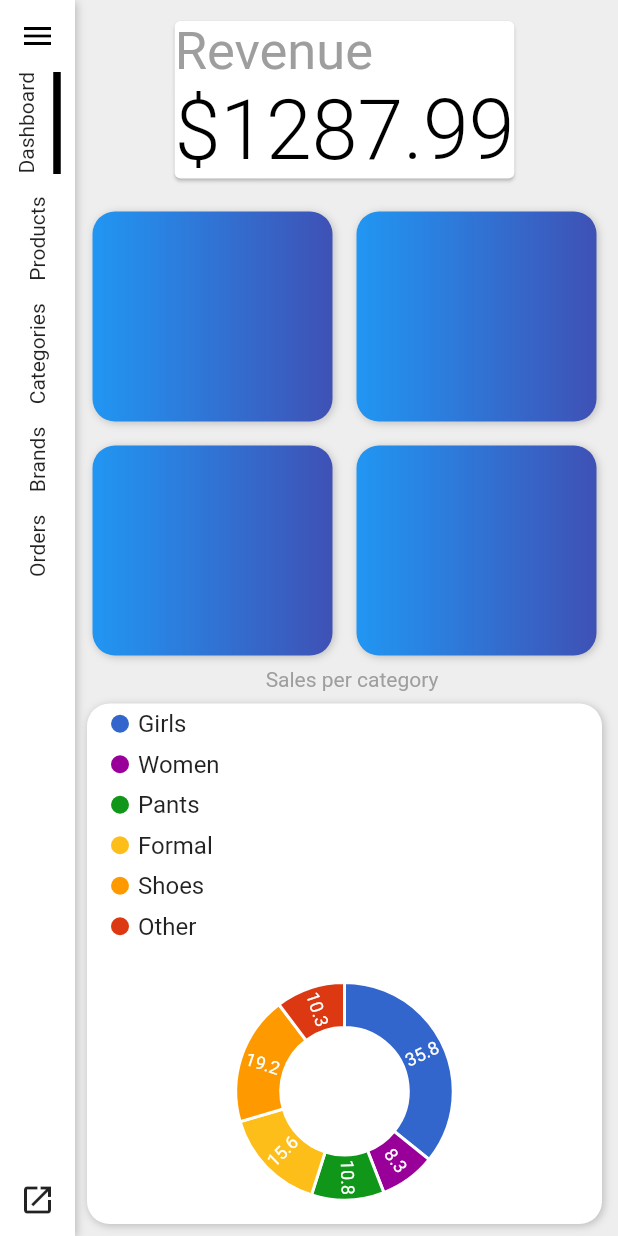
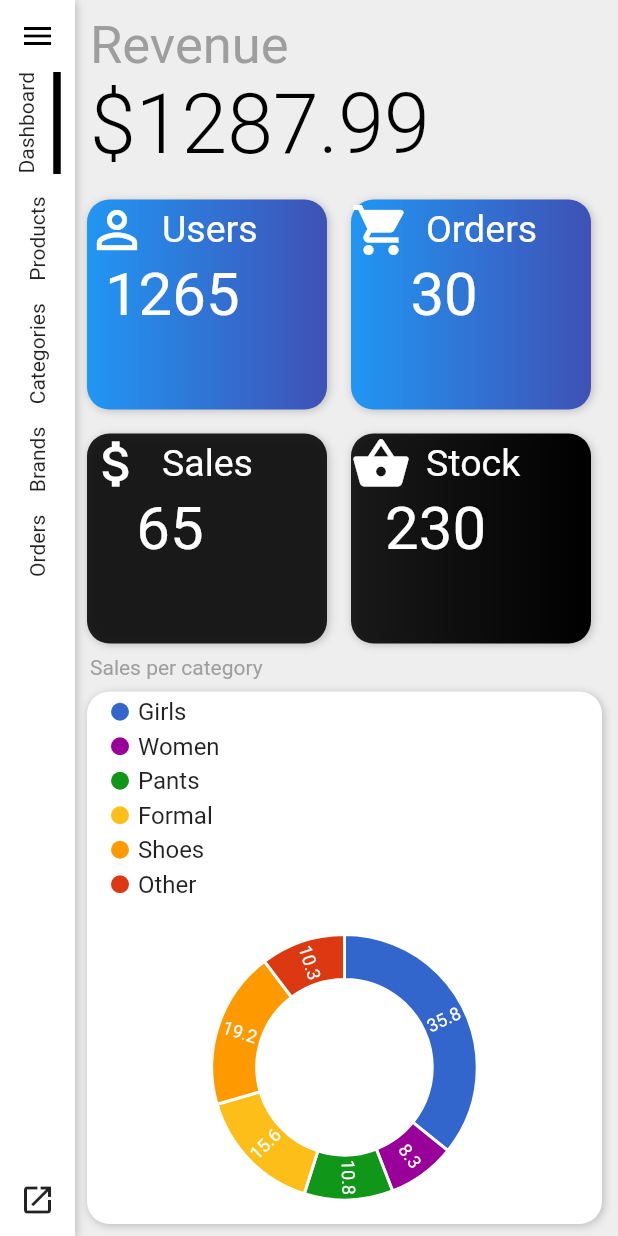
Before and after one commit to Arnoldmn/marcheapp_admi, a Flutter app: the screen it shows after launch, on a phone screen of 412 x 824 dp. Run offline on Flutter 3.47's test engine with Material 2 defaults, Android fonts, the phone set to English and light mode, and no system bars; our stand-ins replace charts_flutter, cloud_firestore, firebase_auth, firebase_storage, flutter_typeahead, fluttertoast and 2 more; missing offline and left inert: dart:ffi; accounts and stored records are empty.

Commit message:
Code refactoring

```diff
--- a/lib/screens/dashboard.dart
+++ b/lib/screens/dashboard.dart
@@ -14,7 +14,7 @@ class _DashboardState extends State<Dashboard> {
   List<charts.Series<Task, String>> _seriesPieData;
 
   _getData() {
-    var piedata = [
+    var pieData = [
       new Task('Girls', 35.8, Color(0xff3366cc)),
       new Task('Women', 8.3, Color(0xff990099)),
       new Task('Pants', 10.8, Color(0xff109618)),
@@ -30,7 +30,7 @@ class _DashboardState extends State<Dashboard> {
         colorFn: (Task task, _) =>
             charts.ColorUtil.fromDartColor(task.colorVal),
         id: 'Air Pollution',
-        data: piedata,
+        data: pieData,
         labelAccessorFn: (Task row, _) => '${row.taskValue}',
       ),
     );
@@ -67,8 +67,7 @@ class _DashboardState extends State<Dashboard> {
                       Icons.menu,
                       color: Colors.black,
                     ),
-                  onPressed: () {},
-                ),
+                    onPressed: () {}),
                 InkWell(
                   onTap: () {
                     appState.changeScreen(Screen.DASH);
@@ -240,22 +239,17 @@ class _DashboardState extends State<Dashboard> {
                     ),
                   ),
                 ),
-                IconButton(
-                  icon: Icon(Icons.open_in_new),
-                  onPressed: () {},
-                )
+                IconButton(icon: Icon(Icons.open_in_new), onPressed: () {})
               ],
             ),
           ),
           Column(
+            crossAxisAlignment: CrossAxisAlignment.start,
             children: <Widget>[
               Padding(
-                padding: const EdgeInsets.only(
-                    left: 10, top: 10, bottom: 10, right: 10),
-                child: Card(
+                padding: const EdgeInsets.all(10),
                 child: RichText(
-                    text: TextSpan(
-                      children: [
+                  text: TextSpan(children: [
                     TextSpan(
                         text: 'Revenue\n',
                         style: TextStyle(fontSize: 35, color: Colors.grey)),
@@ -264,29 +258,26 @@ class _DashboardState extends State<Dashboard> {
                         style: TextStyle(
                             fontSize: 55,
                             color: Colors.black,
-                              fontWeight: FontWeight.w300),
-                        ),
-                      ],
-                    ),
-                  ),
+                            fontWeight: FontWeight.w300)),
+                  ]),
                 ),
               ),
               Row(
                 mainAxisAlignment: MainAxisAlignment.spaceBetween,
                 children: <Widget>[
                   SmallCard(
+                    color2: Colors.indigo,
+                    color1: Colors.blue,
                     icon: Icons.person_outline,
+                    value: 1265,
                     title: 'Users',
-                    value: 1265,
-                    color1: Colors.blue,
-                    color2: Colors.indigo,
                   ),
                   SmallCard(
+                    color2: Colors.indigo,
+                    color1: Colors.blue,
                     icon: Icons.shopping_cart,
+                    value: 30,
                     title: 'Orders',
-                    value: 30,
-                    color1: Colors.blue,
-                    color2: Colors.indigo,
                   ),
                 ],
               ),
@@ -294,18 +285,18 @@ class _DashboardState extends State<Dashboard> {
                 mainAxisAlignment: MainAxisAlignment.spaceBetween,
                 children: <Widget>[
                   SmallCard(
+                    color2: Colors.black87,
+                    color1: Colors.black87,
                     icon: Icons.attach_money,
+                    value: 65,
                     title: 'Sales',
-                    value: 65,
-                    color1: Colors.blue,
-                    color2: Colors.indigo,
                   ),
                   SmallCard(
+                    color2: Colors.black,
+                    color1: Colors.black87,
                     icon: Icons.shopping_basket,
+                    value: 230,
                     title: 'Stock',
-                    value: 230,
-                    color1: Colors.blue,
-                    color2: Colors.indigo,
                   ),
                 ],
               ),
@@ -332,8 +323,7 @@ class _DashboardState extends State<Dashboard> {
                         ]),
                     width: MediaQuery.of(context).size.width / 1.2,
                     child: ListTile(
-                      title: charts.PieChart(
-                        _seriesPieData,
+                      title: charts.PieChart(_seriesPieData,
                           animate: true,
                           animationDuration: Duration(seconds: 3),
                           behaviors: [
@@ -343,17 +333,16 @@ class _DashboardState extends State<Dashboard> {
                               horizontalFirst: false,
                               desiredMaxRows: 2,
                               cellPadding:
-                                new EdgeInsets.only(right: 8.0, bottom: 8.0),
+                                  new EdgeInsets.only(right: 4.0, bottom: 4.0),
                             )
                           ],
                           defaultRenderer: new charts.ArcRendererConfig(
                               arcWidth: 30,
                               arcRendererDecorators: [
                                 new charts.ArcLabelDecorator(
-                                labelPosition: charts.ArcLabelPosition.inside)
-                          ],
-                        ),
-                      ),
+                                    labelPosition:
+                                        charts.ArcLabelPosition.inside)
+                              ])),
                     ),
                   ),
                 ),
--- a/lib/screens/small_card.dart
+++ b/lib/screens/small_card.dart
@@ -41,6 +41,37 @@ class _SmallCardState extends State<SmallCard> {
                 ),
               ],
             ),
+          ),
+          Column(
+            children: <Widget>[
+              Row(
+                children: <Widget>[
+                  Icon(
+                    widget.icon,
+                    color: Colors.white,
+                    size: 40,
+                  ),
+                  SizedBox(
+                    width: 10,
+                  ),
+                  Text(
+                    widget.title,
+                    style: TextStyle(
+                        fontSize: 25,
+                        color: Colors.white,
+                        fontWeight: FontWeight.w400),
+                  ),
+                ],
+              ),
+              Text(
+                widget.value.toString(),
+                style: TextStyle(
+                  fontSize: 40,
+                  color: Colors.white,
+                  fontWeight: FontWeight.w400,
+                ),
+              )
+            ],
           )
         ],
       ),
```
Lines whose indentation alone changed are shown as unchanged.
